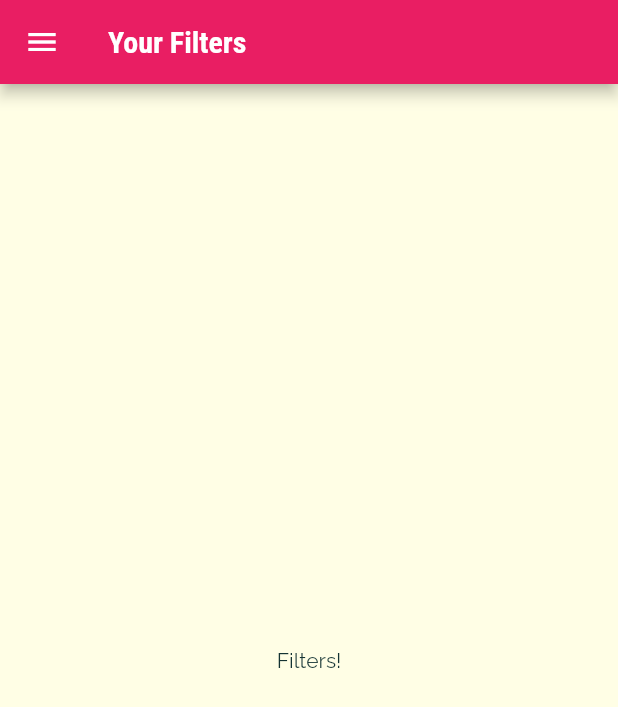
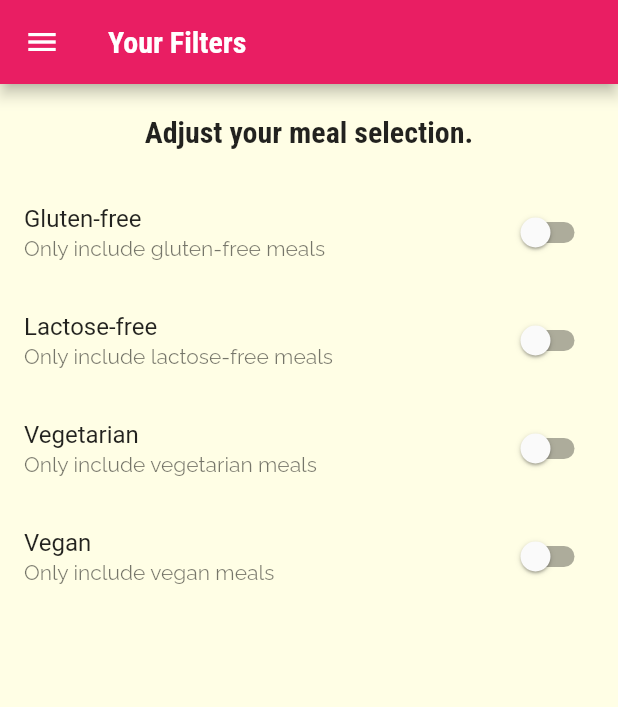
Before and after one commit to ramsthapit/flutter_meals, a Flutter app: the FiltersScreen screen opened by its route, on a phone screen of 412 x 824 dp. Shown: the top 707 px of the screen. Run offline on Flutter 3.47's test engine with Material 2 defaults, Android fonts, the phone set to English and light mode, and no system bars.

Commit message:
adding filter switches

```diff
--- a/lib/screens/filters_screen.dart
+++ b/lib/screens/filters_screen.dart
@@ -1,19 +1,77 @@
 import 'package:flutter/material.dart';
 import 'package:meals_app/widgets/main_drawer.dart';
 
-class FiltersScreen extends StatelessWidget {
-  const FiltersScreen({Key? key}) : super(key: key);
+class FiltersScreen extends StatefulWidget {
+  FiltersScreen({Key? key}) : super(key: key);
   static const routeName = '/filters';
+
+  @override
+  State<FiltersScreen> createState() => _FiltersScreenState();
+}
+
+class _FiltersScreenState extends State<FiltersScreen> {
+  bool _glutenFree = false;
+  bool _vegetarian = false;
+  bool _vegan = false;
+  bool _lactoseFree = false;
+
+  Widget _buildSwitchListTitle(String title, String description,
+      bool currentValue, Function(bool) updateValue) {
+    return SwitchListTile(
+      title: Text(title),
+      value: currentValue,
+      subtitle: Text(description),
+      onChanged: updateValue,
+    );
+  }
 
   @override
   Widget build(BuildContext context) {
     return Scaffold(
-      appBar: AppBar(
-        title: const Text("Your Filters")
-      ),
-      drawer: MainDrawer(),
-      body: const Center(
-        child: Text('Filters!'),
+      appBar: AppBar(title: const Text("Your Filters")),
+      drawer: const MainDrawer(),
+      body: Column(
+        children: <Widget>[
+          Container(
+            padding: const EdgeInsets.all(20),
+            child: Text(
+              'Adjust your meal selection.',
+              style: Theme.of(context).textTheme.titleLarge,
+            ),
+          ),
+          Expanded(
+              child: ListView(
+            children: <Widget>[
+
+              _buildSwitchListTitle(
+                  'Gluten-free', 'Only include gluten-free meals', _glutenFree,
+                  (newValue) {
+                setState(() {
+                  _glutenFree = newValue;
+                });
+              }),
+              _buildSwitchListTitle('Lactose-free',
+                  'Only include lactose-free meals', _lactoseFree, (newValue) {
+                setState(() {
+                  _lactoseFree = newValue;
+                });
+              }),
+              _buildSwitchListTitle(
+                  'Vegetarian', 'Only include vegetarian meals', _vegetarian,
+                  (newValue) {
+                setState(() {
+                  _vegetarian = newValue;
+                });
+              }),
+              _buildSwitchListTitle('Vegan', 'Only include vegan meals', _vegan,
+                  (newValue) {
+                setState(() {
+                  _vegan = newValue;
+                });
+              }),
+            ],
+          ))
+        ],
       ),
     );
   }
```
